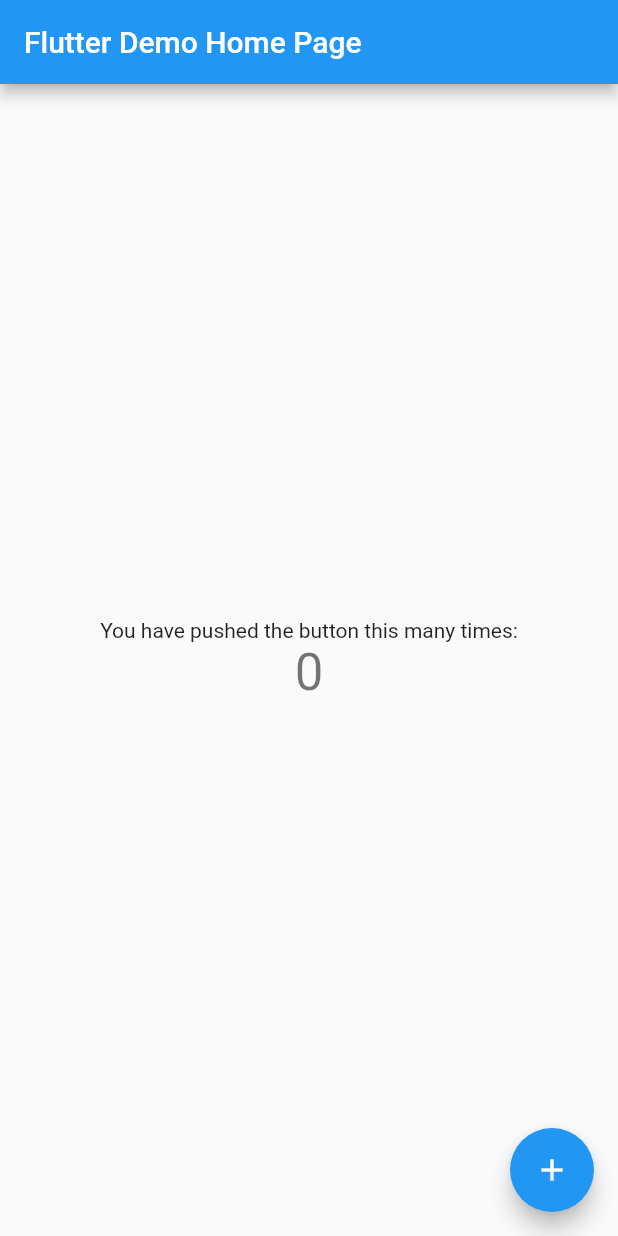
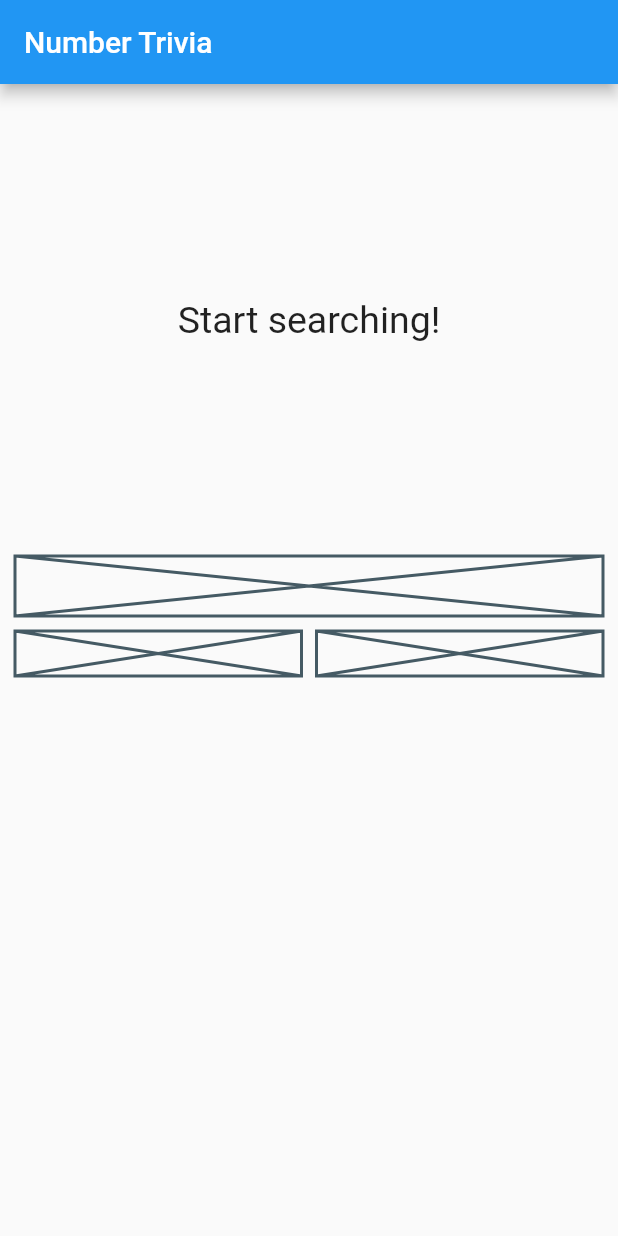
Before and after one commit to jmalovera10/flutter-clean-architecture, a Flutter app: the screen it shows after launch, on a phone screen of 412 x 824 dp. Run offline on Flutter 3.47's test engine with Material 2 defaults, Android fonts, the phone set to English and light mode, and no system bars; our stand-ins replace bloc, dartz, equatable, flutter_bloc, get_it, injectable and 1 more.

Commit message:
Funcionaaaaa que rico!! Guaroooo

```diff
--- /dev/null
+++ b/lib/core/external_libraries/external_libraries.module.dart
@@ -0,0 +1,16 @@
+import 'package:flutter/cupertino.dart';
+import 'package:injectable/injectable.dart';
+import 'package:shared_preferences/shared_preferences.dart';
+import 'package:http/http.dart' as http;
+
+@module
+abstract class ExternalLibrariesModule {
+  @preResolve
+  Future<SharedPreferences> get prefs {
+    WidgetsFlutterBinding.ensureInitialized();
+    return SharedPreferences.getInstance();
+  }
+
+  @lazySingleton
+  http.Client get httpClient => http.Client();
+}
--- /dev/null
+++ b/lib/core/network/http_client.dart
@@ -0,0 +1,5 @@
+import 'package:http/http.dart' as http;
+
+class HttpClient extends http.Client {
+  HttpClient() : super();
+}
--- a/lib/core/network/network_checker.dart
+++ b/lib/core/network/network_checker.dart
@@ -6,7 +6,7 @@ abstract class NetworkChecker {
   Future<bool> get hasConnection;
 }
 
-@LazySingleton(as: NetworkChecker, env: [Environment.prod])
+@LazySingleton(as: NetworkChecker)
 class NetworkCheckerImpl extends NetworkChecker {
   @override
   Future<bool> get hasConnection async {
--- a/lib/features/number_trivia/presentation/bloc/number_trivia_bloc.dart
+++ b/lib/features/number_trivia/presentation/bloc/number_trivia_bloc.dart
@@ -17,7 +17,7 @@ const String CACHE_FAILURE_MESSAGE = 'Cache Failure';
 const String INVALID_INPUT_FAILURE_MESSAGE =
     'Invalid Input - The number must be a positive integer or zero.';
 
-@Injectable()
+@injectable
 class NumberTriviaBloc extends Bloc<NumberTriviaEvent, NumberTriviaState> {
   final GetConcreteNumberTrivia concrete;
   final GetRandomNumberTrivia random;
--- /dev/null
+++ b/lib/features/number_trivia/presentation/pages/number_trivia_page.dart
@@ -0,0 +1,113 @@
+import 'package:flutter/cupertino.dart';
+import 'package:flutter/material.dart';
+import 'package:flutter_application_1/features/number_trivia/presentation/bloc/number_trivia_bloc.dart';
+import 'package:flutter_application_1/injection.dart';
+import 'package:flutter_bloc/flutter_bloc.dart';
+
+class NumberTriviaPage extends StatelessWidget {
+  const NumberTriviaPage({Key? key}) : super(key: key);
+
+  @override
+  Widget build(BuildContext context) {
+    return Scaffold(
+      appBar: AppBar(title: const Text('Number Trivia')),
+      body: buildBody(context),
+    );
+  }
+
+  BlocProvider<NumberTriviaBloc> buildBody(BuildContext context) =>
+      BlocProvider(
+        create: (_) => getIt<NumberTriviaBloc>(),
+        child: Center(
+          child: Padding(
+            padding: const EdgeInsets.all(10),
+            child: Column(children: <Widget>[
+              const SizedBox(
+                height: 10,
+              ),
+              // Top half
+              BlocBuilder<NumberTriviaBloc, NumberTriviaState>(
+                builder: (context, state) {
+                  if (state is Empty) {
+                    return MessageDisplay(
+                      message: 'Start searching!',
+                    );
+                  } else if (state is Loading) {
+                    return MessageDisplay(message: '');
+                  } else if (state is Loaded) {
+                    return MessageDisplay(message: '');
+                  } else if (state is Error) {
+                    return MessageDisplay(message: state.message);
+                  }
+                  return MessageDisplay(
+                    message: '',
+                  );
+                },
+              ),
+              const SizedBox(
+                height: 20,
+              ),
+              Column(
+                children: <Widget>[
+                  const Placeholder(
+                    fallbackHeight: 40,
+                  ),
+                  const SizedBox(
+                    height: 10,
+                  ),
+                  Row(
+                    children: const <Widget>[
+                      Expanded(
+                          child: Placeholder(
+                        fallbackHeight: 30,
+                      )),
+                      SizedBox(
+                        width: 10,
+                      ),
+                      Expanded(
+                          child: Placeholder(
+                        fallbackHeight: 30,
+                      ))
+                    ],
+                  )
+                ],
+              )
+            ]),
+          ),
+        ),
+      );
+}
+
+class MessageDisplay extends StatelessWidget {
+  late String message;
+
+  MessageDisplay({Key? key, required this.message}) : super(key: key);
+
+  @override
+  Widget build(BuildContext context) {
+    return Container(
+      height: MediaQuery.of(context).size.height / 3,
+      child: Center(
+        child: SingleChildScrollView(
+          child: Text(
+            message,
+            style: const TextStyle(fontSize: 25),
+            textAlign: TextAlign.center,
+          ),
+        ),
+      ),
+    );
+  }
+}
+
+class LoadingWidget extends StatelessWidget {
+  const LoadingWidget({Key? key}) : super(key: key);
+
+  @override
+  Widget build(BuildContext context) {
+    return Container(
+      height: MediaQuery.of(context).size.height / 3,
+      child: const Center(child: CircularProgressIndicator()),
+    );
+  }
+}
--- a/lib/injection.dart
+++ b/lib/injection.dart
@@ -4,6 +4,7 @@ import 'package:injectable/injectable.dart';
 
 final getIt = GetIt.instance;
 
-@InjectableInit()
-void configureInjection(String environment) =>
-    $initGetIt(getIt, environment: environment);
+@InjectableInit(initializerName: r'$initGetIt')
+Future<void> configureInjection(String environment) async {
+  await $initGetIt(getIt, environment: environment);
+}
--- a/lib/main.dart
+++ b/lib/main.dart
@@ -1,118 +1,21 @@
 import 'package:flutter/material.dart';
+import 'package:flutter_application_1/features/number_trivia/presentation/pages/number_trivia_page.dart';
 import 'package:injectable/injectable.dart';
 import 'injection.dart';
 
 void main() async {
-  configureInjection(Environment.prod);
-  runApp(const MyApp());
+  await configureInjection(Environment.prod);
+  runApp(MyApp());
 }
 
 class MyApp extends StatelessWidget {
-  const MyApp({Key? key}) : super(key: key);
-
-  // This widget is the root of your application.
   @override
   Widget build(BuildContext context) {
     return MaterialApp(
-      title: 'Flutter Demo',
-      theme: ThemeData(
-        // This is the theme of your application.
-        //
-        // Try running your application with "flutter run". You'll see the
-        // application has a blue toolbar. Then, without quitting the app, try
-        // changing the primarySwatch below to Colors.green and then invoke
-        // "hot reload" (press "r" in the console where you ran "flutter run",
-        // or simply save your changes to "hot reload" in a Flutter IDE).
-        // Notice that the counter didn't reset back to zero; the application
-        // is not restarted.
-        primarySwatch: Colors.blue,
-      ),
-      home: const MyHomePage(title: 'Flutter Demo Home Page'),
-    );
+        title: 'Material App',
+        theme: ThemeData(
+            primaryColor: Colors.green.shade800,
+            accentColor: Colors.green.shade600),
+        home: const NumberTriviaPage());
   }
 }
-
-class MyHomePage extends StatefulWidget {
-  const MyHomePage({Key? key, required this.title}) : super(key: key);
-
-  // This widget is the home page of your application. It is stateful, meaning
-  // that it has a State object (defined below) that contains fields that affect
-  // how it looks.
-
-  // This class is the configuration for the state. It holds the values (in this
-  // case the title) provided by the parent (in this case the App widget) and
-  // used by the build method of the State. Fields in a Widget subclass are
-  // always marked "final".
-
-  final String title;
-
-  @override
-  State<MyHomePage> createState() => _MyHomePageState();
-}
-
-class _MyHomePageState extends State<MyHomePage> {
-  int _counter = 0;
-
-  void _incrementCounter() {
-    setState(() {
-      // This call to setState tells the Flutter framework that something has
-      // changed in this State, which causes it to rerun the build method below
-      // so that the display can reflect the updated values. If we changed
-      // _counter without calling setState(), then the build method would not be
-      // called again, and so nothing would appear to happen.
-      _counter++;
-    });
-  }
-
-  @override
-  Widget build(BuildContext context) {
-    // This method is rerun every time setState is called, for instance as done
-    // by the _incrementCounter method above.
-    //
-    // The Flutter framework has been optimized to make rerunning build methods
-    // fast, so that you can just rebuild anything that needs updating rather
-    // than having to individually change instances of widgets.
-    return Scaffold(
-      appBar: AppBar(
-        // Here we take the value from the MyHomePage object that was created by
-        // the App.build method, and use it to set our appbar title.
-        title: Text(widget.title),
-      ),
-      body: Center(
-        // Center is a layout widget. It takes a single child and positions it
-        // in the middle of the parent.
-        child: Column(
-          // Column is also a layout widget. It takes a list of children and
-          // arranges them vertically. By default, it sizes itself to fit its
-          // children horizontally, and tries to be as tall as its parent.
-          //
-          // Invoke "debug painting" (press "p" in the console, choose the
-          // "Toggle Debug Paint" action from the Flutter Inspector in Android
-          // Studio, or the "Toggle Debug Paint" command in Visual Studio Code)
-          // to see the wireframe for each widget.
-          //
-          // Column has various properties to control how it sizes itself and
-          // how it positions its children. Here we use mainAxisAlignment to
-          // center the children vertically; the main axis here is the vertical
-          // axis because Columns are vertical (the cross axis would be
-          // horizontal).
-          mainAxisAlignment: MainAxisAlignment.center,
-          children: <Widget>[
-            const Text(
-              'You have pushed the button this many times:',
-            ),
-            Text(
-              '$_counter',
-              style: Theme.of(context).textTheme.headline4,
-            ),
-          ],
-        ),
-      ),
-      floatingActionButton: FloatingActionButton(
-        onPressed: _incrementCounter,
-        tooltip: 'Increment',
-        child: const Icon(Icons.add),
-      ), // This trailing comma makes auto-formatting nicer for build methods.
-    );
-  }
-}
```
Also changed, not shown: lib/injection.config.dart.
